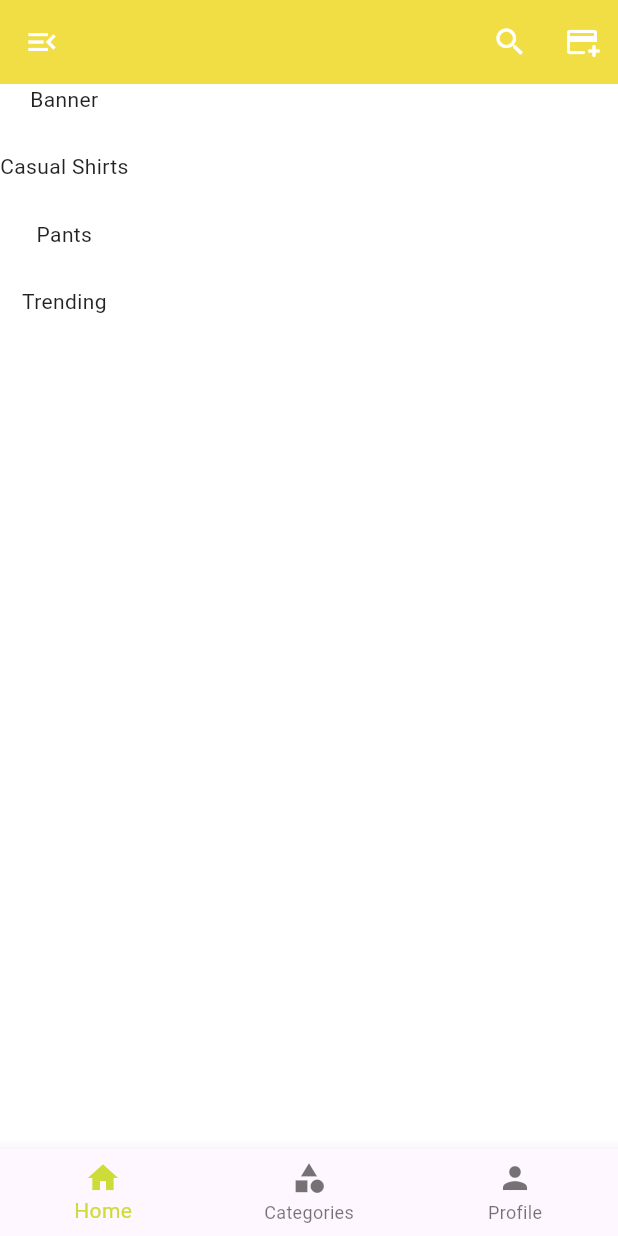
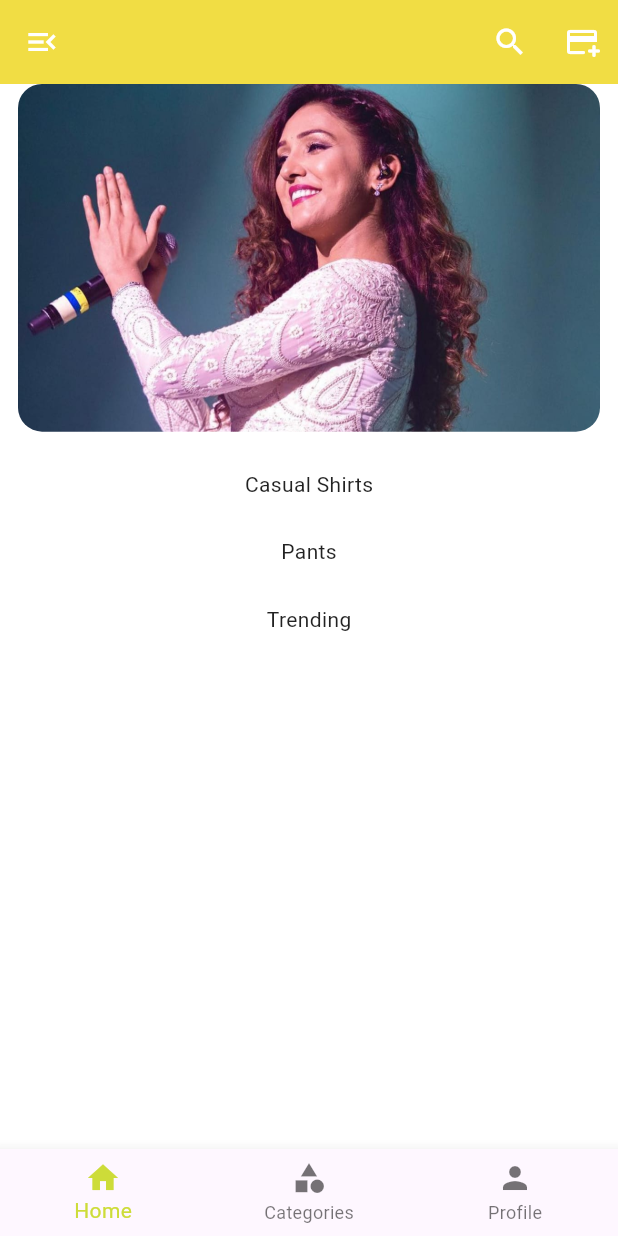
Before and after one commit to priyanshub001/vastraa, a Flutter app: the screen it shows after launch, after a tap on the "menu open" icon, after a tap on the "search" icon, on a phone screen of 412 x 824 dp. Run offline on Flutter 3.47's test engine with Material 3 defaults, Android fonts, the phone set to English and light mode, and no system bars.

Commit message:
banner added

```diff
--- a/Frontend_app/lib/HomePage.dart
+++ b/Frontend_app/lib/HomePage.dart
@@ -5,6 +5,40 @@
 }
 
 class _Homepage extends State<Homepage> {
+
+  final PageController _bannerController = PageController();
+  int _currentBanner = 0;
+
+  final List<String> bannerImages = [
+    "assets/banner1.jpeg",
+    "assets/banner2.jpeg",
+    "assets/banner3.jpeg",
+  ];
+
+  @override
+  void initState() {
+    super.initState();
+
+    Future.delayed(const Duration(seconds: 2), autoSlide);
+  }
+
+  void autoSlide() {
+    if (_currentBanner < bannerImages.length - 1) {
+      _currentBanner++;
+    } else {
+      _currentBanner = 0;
+    }
+
+    _bannerController.animateToPage(
+      _currentBanner,
+      duration: const Duration(milliseconds: 600),
+      curve: Curves.easeInOut,
+    );
+
+    Future.delayed(const Duration(seconds: 3), autoSlide);
+  }
+
+
   @override
   Widget build(BuildContext context) {
     return Scaffold(
@@ -62,10 +96,31 @@
 
   }
 
-  _buildBanner() {
-    return const Text("Banner");
 
+  Widget _buildBanner() {
+    return AspectRatio(
+      aspectRatio: 16 / 9,
+      child: PageView.builder(
+        controller: _bannerController,
+        itemCount: bannerImages.length,
+        itemBuilder: (context, index) {
+          return Padding(
+            padding: const EdgeInsets.symmetric(horizontal: 12),
+            child: ClipRRect(
+              borderRadius: BorderRadius.circular(16),
+              child: Image.asset(
+                bannerImages[index],
+                fit: BoxFit.cover,
+              ),
+            ),
+          );
+        },
+      ),
+    );
   }
+
+
+
 
   Widget _buildDrawer() {
     return Drawer(
--- a/Frontend_app/pubspec.yaml
+++ b/Frontend_app/pubspec.yaml
@@ -56,6 +56,8 @@
   # included with your application, so that you can use the icons in
   # the material Icons class.
   uses-material-design: true
+  assets:
+    - assets/
 
   # To add assets to your application, add an assets section, like this:
   # assets:
```
Also changed, not shown: Frontend_app/assets/banner1.jpeg (added), Frontend_app/assets/banner2.jpeg (added), Frontend_app/assets/banner3.jpeg (added).
